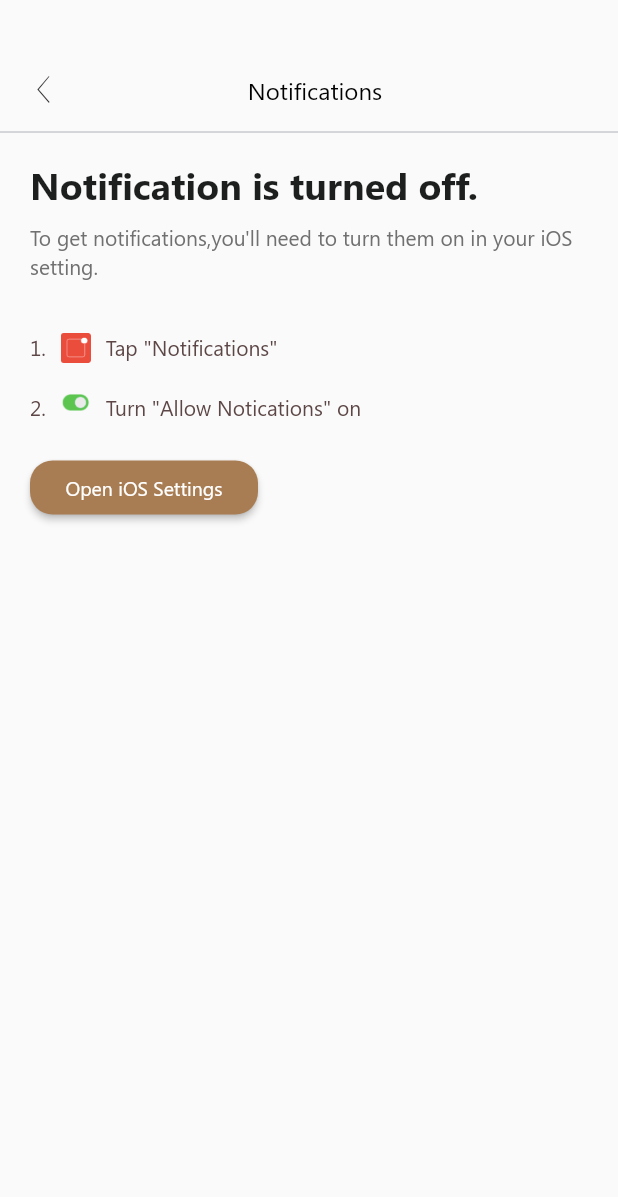
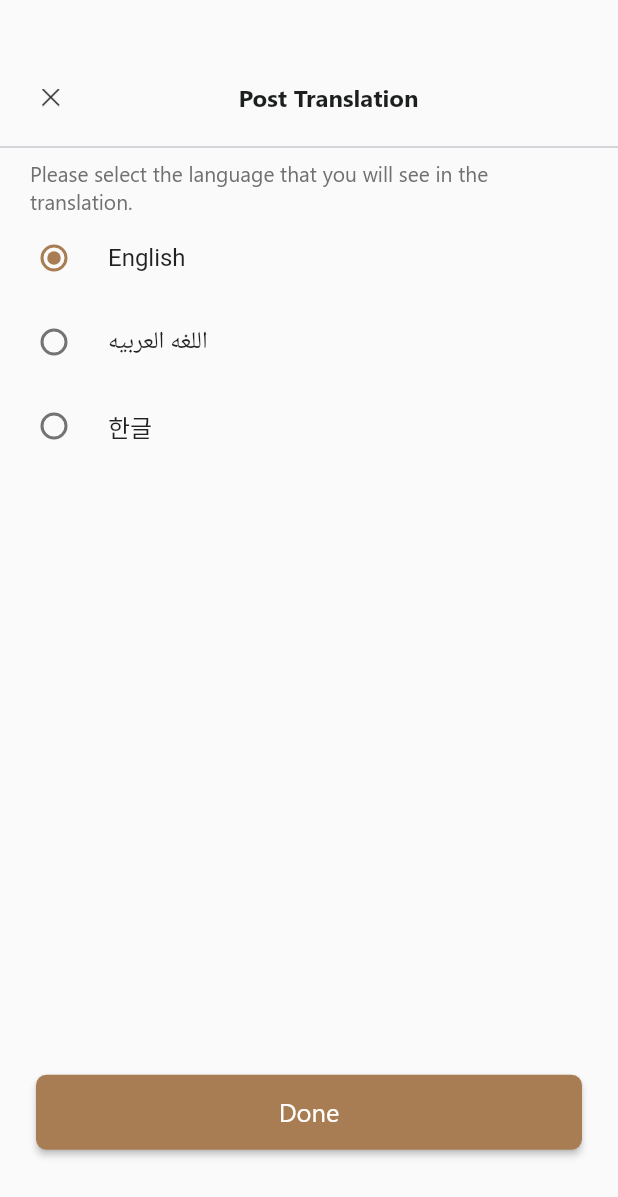
Before and after one commit to iamvivekkaushik/Diwan, a Flutter app: the screen it shows after launch, on a phone screen of 412 x 824 dp. Shown: the top 1197 px of the screen. Run offline on Flutter 3.47's test engine with Material 2 defaults, Android fonts, the phone set to English and light mode, and no system bars.

Commit message:
Created Post Translation Screen

```diff
--- a/lib/main.dart
+++ b/lib/main.dart
@@ -1,14 +1,6 @@
 import 'package:diwan/config/config.dart';
 import 'package:diwan/route_generator.dart';
-import 'package:diwan/screens/connect_account_screen.dart';
-import 'package:diwan/screens/customer_care_screen.dart';
-import 'package:diwan/screens/dashboard_screen.dart';
-import 'package:diwan/screens/diwan_screen.dart';
-import 'package:diwan/screens/homepage.dart';
-import 'package:diwan/screens/notification_screen.dart';
-import 'package:diwan/screens/privacy_screen.dart';
-import 'package:diwan/screens/setting_screen.dart';
-import 'package:diwan/screens/welcome_page.dart';
+import 'package:diwan/screens/post_translation.dart';
 import 'package:flutter/material.dart';
 import 'package:flutter_localizations/flutter_localizations.dart';
 
@@ -42,7 +34,7 @@ class MyApp extends StatelessWidget {
         // Current Device locale is not supported, fallback to english
         return supportedLocales.first;
       },
-      home: NotificationStatusScreen(),
+      home: PostTranslationScreen(),
       onGenerateRoute: RouteGenerator.generateRoute,
     );
   }
--- /dev/null
+++ b/lib/screens/post_translation.dart
@@ -0,0 +1,125 @@
+import 'package:diwan/config/config.dart';
+import 'package:diwan/helper/app_localization.dart';
+import 'package:diwan/res/colors.dart';
+import 'package:diwan/res/dimen.dart';
+import 'package:diwan/res/style.dart';
+import 'package:flutter/material.dart';
+
+class PostTranslationScreen extends StatefulWidget {
+  @override
+  _PostTranslationScreenState createState() => _PostTranslationScreenState();
+}
+
+class _PostTranslationScreenState extends State<PostTranslationScreen> {
+  String _selectedLanguage = AppLanguage.supportedLanguages.first;
+
+  @override
+  Widget build(BuildContext context) {
+    return Scaffold(
+        body: Column(
+          mainAxisAlignment: MainAxisAlignment.start,
+          crossAxisAlignment: CrossAxisAlignment.start,
+          children: <Widget>[
+            SizedBox(
+              height: Dimen.topMargin,
+            ),
+            Container(
+              height: 50,
+              child: Row(
+                mainAxisAlignment: MainAxisAlignment.start,
+                crossAxisAlignment: CrossAxisAlignment.start,
+                children: <Widget>[
+                  Container(
+                    margin: EdgeInsets.symmetric(vertical: 5, horizontal: 10),
+                    child: IconButton(
+                      icon: Image.asset(
+                        'images/close.png',
+                        width: 12,
+                        height: 12,
+                      ),
+                      color: AppColors.blackIcon,
+                      onPressed: () {
+                        // Go Back
+                        Navigator.of(context).pop();
+                      },
+                    ),
+                  ),
+                  Expanded(
+                    child: Center(
+                      child: Text(
+                        AppLocalization.of(context).translate('post_translation'),
+                        style: appBarTextStyle,
+                      ),
+                    ),
+                  ),
+                  Container(
+                    width: 42,
+                  )
+                ],
+              ),
+            ),
+            Container(
+              width: MediaQuery.of(context).size.width,
+              child: Divider(
+                color: AppColors.separator,
+              ),
+            ),
+            Container(
+              margin: EdgeInsets.symmetric(vertical: 0, horizontal: 20),
+              width: MediaQuery.of(context).size.width - 20,
+              child: Text(
+                AppLocalization.of(context).translate('post_translation_msg'),
+                style: subHeadingStyle,
+              ),
+            ),
+            Container(
+              height: MediaQuery.of(context).size.height / 1.6,
+              child: ListView.builder(
+                  shrinkWrap: true,
+                  itemCount: AppLanguage.supportedLanguages.length,
+                  itemBuilder: (context, index) {
+                    return RadioListTile(
+                      groupValue: _selectedLanguage,
+                      title: Text("${AppLanguage.supportedLanguages[index]}"),
+                      value: AppLanguage.supportedLanguages[index],
+                      onChanged: (val) {
+                        setState(() {
+                          _selectedLanguage = val;
+                        });
+                      },
+                      activeColor: AppColors.buttonBackground,
+                    );
+                  }),
+            ),
+            Expanded(
+              child: Center(
+                child: Container(
+                  margin: EdgeInsets.symmetric(vertical: 10, horizontal: 20),
+                  child: RaisedButton(
+                    onPressed: () {
+                      // ToDo: Set the post language to selected language
+
+                    },
+                    color: AppColors.buttonBackground,
+                    shape: RoundedRectangleBorder(
+                      borderRadius: new BorderRadius.circular(7),
+                    ),
+                    child: Container(
+                      height: 50,
+                      width: MediaQuery.of(context).size.width - 80,
+                      child: Align(
+                        alignment: Alignment.center,
+                        child: Text(
+                          AppLocalization.of(context).translate('done'),
+                          style: buttonTextStyle,
+                        ),
+                      ),
+                    ),
+                  ),
+                ),
+              ),
+            )
+          ],
+        ));
+  }
+}
```
